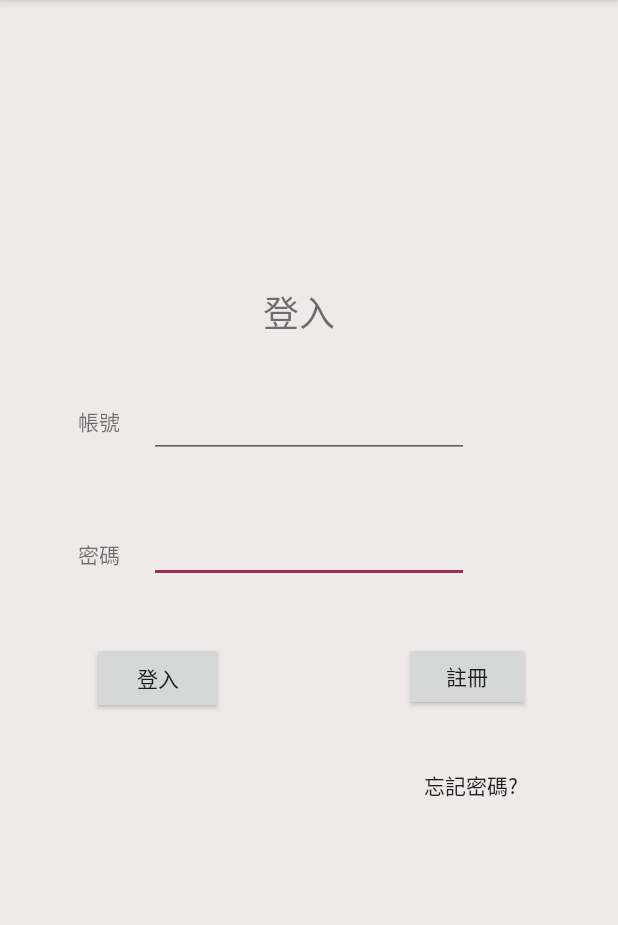
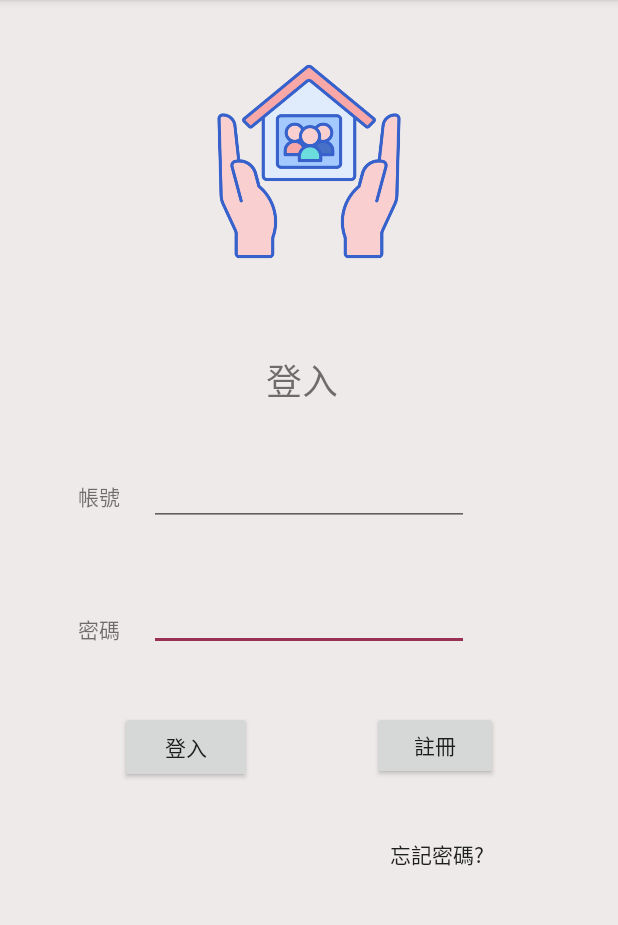
Before and after one commit to peter-kong/-APP, an Android app: the screen it shows after launch (MainActivity), on a phone screen of 412 x 824 dp, the part 84-1009 px from its top. Run offline under Robolectric (Android 15) with nearby library versions, the phone set to English and light mode, and no system bars.

Commit message:
合理的

```diff
--- a/Thematic/app/src/main/res/drawable/shape_rectangle.xml
+++ b/Thematic/app/src/main/res/drawable/shape_rectangle.xml
@@ -3,7 +3,7 @@
 <shape xmlns:android="http://schemas.android.com/apk/res/android"
     android:shape="rectangle">
     <!-- 顏色 -->
-    <solid android:color="#E09432" />
+    <solid android:color="#FC7DC1DA" />
     <!-- 文字與邊框的間距 -->
     <padding
         android:top="10dp"
@@ -16,7 +16,7 @@
     <!-- 邊框線 -->
     <stroke
         android:width="2dp"
-        android:color="@android:color/black"
+        android:color="#FCADD4EB"
         android:dashGap="0dp"
         android:dashWidth="0dp" />
 </shape>
--- a/Thematic/app/src/main/res/layout/activity_main.xml
+++ b/Thematic/app/src/main/res/layout/activity_main.xml
@@ -12,9 +12,9 @@
         android:layout_width="wrap_content"
         android:layout_height="wrap_content"
 
-        android:layout_marginStart="61dp"
-        android:layout_marginLeft="61dp"
-        android:layout_marginTop="39dp"
+        android:layout_marginStart="80dp"
+        android:layout_marginLeft="80dp"
+        android:layout_marginTop="40dp"
         android:text="@string/Login"
         app:layout_constraintStart_toStartOf="parent"
         app:layout_constraintTop_toBottomOf="@+id/Passward" />
@@ -24,11 +24,11 @@
         android:layout_width="84dp"
         android:layout_height="46dp"
 
-        android:layout_marginStart="120dp"
-        android:layout_marginLeft="120dp"
-        android:layout_marginTop="39dp"
-        android:layout_marginEnd="54dp"
-        android:layout_marginRight="54dp"
+        android:layout_marginStart="80dp"
+        android:layout_marginLeft="80dp"
+        android:layout_marginTop="40dp"
+        android:layout_marginEnd="80dp"
+        android:layout_marginRight="80dp"
         android:text="註冊"
         app:layout_constraintEnd_toEndOf="parent"
         app:layout_constraintHorizontal_bias="0.0"
@@ -82,16 +82,16 @@
         android:id="@+id/textView4"
         android:layout_width="57dp"
         android:layout_height="44dp"
-        android:layout_marginStart="175dp"
-        android:layout_marginLeft="175dp"
-        android:layout_marginTop="190dp"
-        android:layout_marginEnd="179dp"
-        android:layout_marginRight="179dp"
+        android:layout_marginStart="177dp"
+        android:layout_marginLeft="177dp"
+        android:layout_marginTop="60dp"
+        android:layout_marginEnd="177dp"
+        android:layout_marginRight="177dp"
         android:text="登入"
         android:textSize="24sp"
         app:layout_constraintEnd_toEndOf="parent"
         app:layout_constraintStart_toStartOf="parent"
-        app:layout_constraintTop_toTopOf="parent" />
+        app:layout_constraintTop_toBottomOf="@+id/imageView5" />
 
     <TextView
         android:id="@+id/textView5"
@@ -99,7 +99,7 @@
         android:layout_height="wrap_content"
         android:layout_marginStart="52dp"
         android:layout_marginLeft="52dp"
-        android:layout_marginTop="270dp"
+        android:layout_marginTop="320dp"
         android:text="帳號"
         app:layout_constraintStart_toStartOf="parent"
         app:layout_constraintTop_toTopOf="parent" />
@@ -108,15 +108,29 @@
         android:id="@+id/button4"
         android:layout_width="wrap_content"
         android:layout_height="wrap_content"
-        android:layout_marginStart="269dp"
-        android:layout_marginLeft="269dp"
+        android:layout_marginStart="235dp"
+        android:layout_marginLeft="235dp"
         android:layout_marginTop="25dp"
-        android:layout_marginEnd="54dp"
-        android:layout_marginRight="54dp"
+        android:layout_marginEnd="65dp"
+        android:layout_marginRight="65dp"
         android:background="#00FFFFFF"
         android:text="忘記密碼?"
         app:layout_constraintEnd_toEndOf="parent"
         app:layout_constraintStart_toStartOf="parent"
         app:layout_constraintTop_toBottomOf="@+id/button10" />
 
+    <ImageView
+        android:id="@+id/imageView5"
+        android:layout_width="144dp"
+        android:layout_height="135dp"
+        android:layout_marginStart="130dp"
+        android:layout_marginLeft="130dp"
+        android:layout_marginTop="40dp"
+        android:layout_marginEnd="130dp"
+        android:layout_marginRight="130dp"
+        app:layout_constraintEnd_toEndOf="parent"
+        app:layout_constraintStart_toStartOf="parent"
+        app:layout_constraintTop_toTopOf="parent"
+        app:srcCompat="@drawable/elderly" />
+
 </androidx.constraintlayout.widget.ConstraintLayout>
--- a/Thematic/app/src/main/res/layout/activity_menu.xml
+++ b/Thematic/app/src/main/res/layout/activity_menu.xml
@@ -4,7 +4,7 @@
     xmlns:tools="http://schemas.android.com/tools"
     android:layout_width="match_parent"
     android:layout_height="match_parent"
-    android:background="#F7F5F3"
+    android:background="#FC5288CA"
     tools:context=".Menu">
 
     <Button
@@ -17,7 +17,7 @@
         android:background="@drawable/shape_rectangle"
         android:hapticFeedbackEnabled="false"
         android:text="照顧服務需求管理"
-        android:textSize="20sp"
+        android:textSize="35sp"
         app:layout_constraintBottom_toTopOf="@+id/定位"
         app:layout_constraintEnd_toEndOf="parent" />
 
@@ -57,7 +57,7 @@
         android:layout_marginBottom="50dp"
         android:background="@drawable/shape_rectangle"
         android:text="居家服務媒合"
-        android:textSize="20sp"
+        android:textSize="40sp"
         app:layout_constraintBottom_toTopOf="@+id/補助規則分類"
         app:layout_constraintStart_toStartOf="parent" />
 
@@ -69,12 +69,14 @@
         android:layout_marginLeft="50dp"
         android:layout_marginEnd="50dp"
         android:layout_marginRight="50dp"
-        android:layout_marginBottom="50dp"
+        android:layout_marginBottom="48dp"
         android:background="@drawable/shape_rectangle"
         android:text="@string/個人資料"
-        android:textSize="20sp"
+        android:textColor="#BBB89D"
+        android:textSize="40sp"
         app:layout_constraintBottom_toTopOf="@+id/客製化"
         app:layout_constraintEnd_toEndOf="parent"
+        app:layout_constraintHorizontal_bias="0.0"
         app:layout_constraintStart_toStartOf="parent" />
 
     <TextView
```
Also changed, not shown: Thematic/app/src/main/res/drawable/elderly.png (added).
